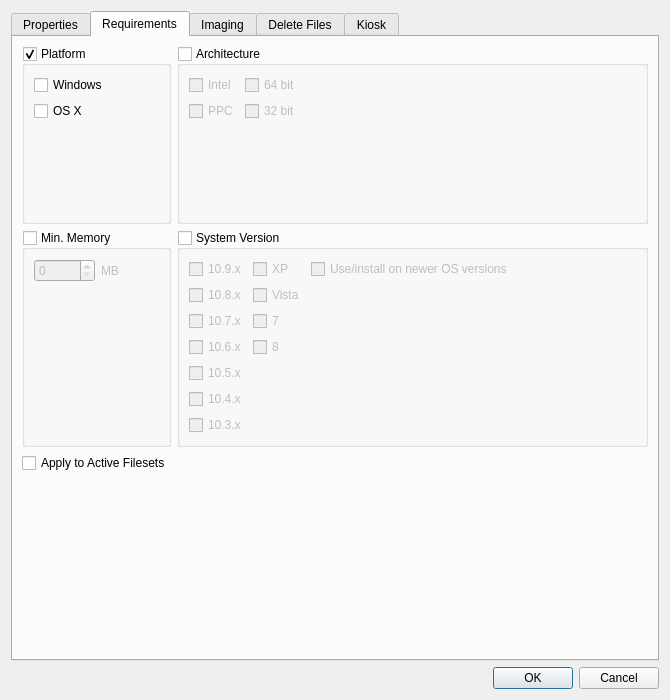
First picture: the form in FWAdminLib/FilesetPropertiesDlg.ui, repository fw-dev/translations, before the edit.
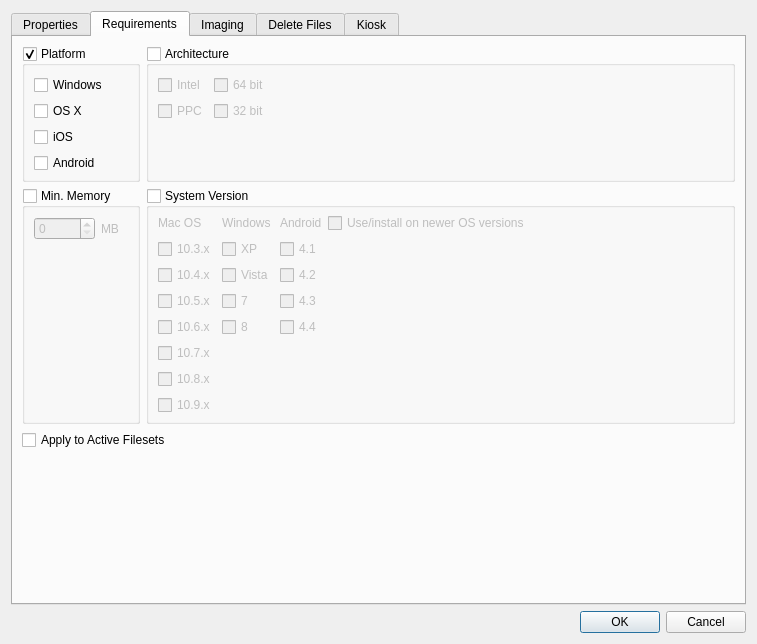
Second picture: the form after the edit. The open tabs and pages were chosen to show the change. Icons and pictures are not drawn. Custom widgets are drawn as their Qt base class.

The edit to the form file:
```diff
--- a/FWAdminLib/FilesetPropertiesDlg.ui
+++ b/FWAdminLib/FilesetPropertiesDlg.ui
@@ -6,8 +6,8 @@
    <rect>
     <x>0</x>
     <y>0</y>
-    <width>670</width>
-    <height>700</height>
+    <width>757</width>
+    <height>644</height>
    </rect>
   </property>
   <property name="sizePolicy">
@@ -39,7 +39,16 @@
        <string>Properties</string>
       </attribute>
       <layout class="QVBoxLayout" name="verticalLayout_14">
-       <property name="margin">
+       <property name="leftMargin">
+        <number>0</number>
+       </property>
+       <property name="topMargin">
+        <number>0</number>
+       </property>
+       <property name="rightMargin">
+        <number>0</number>
+       </property>
+       <property name="bottomMargin">
         <number>0</number>
        </property>
        <item>
@@ -322,44 +331,67 @@
        <string>Requirements</string>
       </attribute>
       <layout class="QGridLayout" name="gridLayout_3">
-       <property name="margin">
+       <property name="leftMargin">
+        <number>0</number>
+       </property>
+       <property name="topMargin">
+        <number>0</number>
+       </property>
+       <property name="rightMargin">
+        <number>0</number>
+       </property>
+       <property name="bottomMargin">
         <number>0</number>
        </property>
        <item row="0" column="0">
         <widget class="QWidget" name="requirementsEDWidget" native="true">
+         <layout class="QVBoxLayout" name="verticalLayout_9" stretch="0,0,1">
+          <item>
          <layout class="QGridLayout" name="gridLayout_9">
-          <item row="0" column="0">
-           <widget class="QGroupBox" name="groupBoxPlatform">
+            <item row="1" column="0">
+             <widget class="QGroupBox" name="groupBoxMinMemory">
             <property name="title">
-             <string>Platform</string>
+               <string>Min. Memory</string>
             </property>
             <property name="checkable">
              <bool>true</bool>
             </property>
-            <layout class="QVBoxLayout" name="verticalLayout_4">
-             <item>
-              <widget class="QCheckBox" name="checkBoxWindows">
-               <property name="text">
-                <string>Windows</string>
-               </property>
-              </widget>
-             </item>
-             <item>
-              <widget class="QCheckBox" name="checkBoxOSX">
+              <property name="checked">
+               <bool>false</bool>
+              </property>
+              <layout class="QGridLayout" name="gridLayout">
+               <item row="0" column="0">
+                <widget class="QSpinBox" name="spinBoxMemory">
+                 <property name="sizePolicy">
+                  <sizepolicy hsizetype="Fixed" vsizetype="Fixed">
+                   <horstretch>0</horstretch>
+                   <verstretch>0</verstretch>
+                  </sizepolicy>
+                 </property>
+                 <property name="maximum">
+                  <number>32766</number>
+                 </property>
+                </widget>
+               </item>
+               <item row="0" column="1">
+                <widget class="QLabel" name="label_4">
                <property name="text">
-                <string>OS X</string>
-               </property>
-              </widget>
-             </item>
-             <item>
-              <spacer name="verticalSpacer_11">
+                  <string>MB</string>
+                 </property>
+                 <property name="buddy">
+                  <cstring>spinBoxMemory</cstring>
+                 </property>
+                </widget>
+               </item>
+               <item row="1" column="0">
+                <spacer name="verticalSpacer_2">
                <property name="orientation">
                 <enum>Qt::Vertical</enum>
                </property>
                <property name="sizeHint" stdset="0">
                 <size>
                  <width>20</width>
-                 <height>0</height>
+                   <height>1</height>
                 </size>
                </property>
               </spacer>
@@ -379,6 +411,19 @@
              <bool>false</bool>
             </property>
             <layout class="QGridLayout" name="gridLayout_6">
+               <item row="0" column="1">
+                <spacer name="horizontalSpacer_6">
+                 <property name="orientation">
+                  <enum>Qt::Horizontal</enum>
+                 </property>
+                 <property name="sizeHint" stdset="0">
+                  <size>
+                   <width>1</width>
+                   <height>0</height>
+                  </size>
+                 </property>
+                </spacer>
+               </item>
              <item row="0" column="0">
               <layout class="QGridLayout" name="gridLayout_7">
                <item row="0" column="0">
@@ -411,19 +456,6 @@
                </item>
               </layout>
              </item>
-             <item row="0" column="1">
-              <spacer name="horizontalSpacer_6">
-               <property name="orientation">
-                <enum>Qt::Horizontal</enum>
-               </property>
-               <property name="sizeHint" stdset="0">
-                <size>
-                 <width>40</width>
-                 <height>0</height>
-                </size>
-               </property>
-              </spacer>
-             </item>
              <item row="1" column="0">
               <spacer name="verticalSpacer_18">
                <property name="orientation">
@@ -431,59 +463,8 @@
                </property>
                <property name="sizeHint" stdset="0">
                 <size>
-                 <width>0</width>
-                 <height>53</height>
-                </size>
-               </property>
-              </spacer>
-             </item>
-            </layout>
-           </widget>
-          </item>
-          <item row="1" column="0">
-           <widget class="QGroupBox" name="groupBoxMinMemory">
-            <property name="title">
-             <string>Min. Memory</string>
-            </property>
-            <property name="checkable">
-             <bool>true</bool>
-            </property>
-            <property name="checked">
-             <bool>false</bool>
-            </property>
-            <layout class="QGridLayout" name="gridLayout">
-             <item row="0" column="0">
-              <widget class="QSpinBox" name="spinBoxMemory">
-               <property name="sizePolicy">
-                <sizepolicy hsizetype="Fixed" vsizetype="Fixed">
-                 <horstretch>0</horstretch>
-                 <verstretch>0</verstretch>
-                </sizepolicy>
-               </property>
-               <property name="maximum">
-                <number>32766</number>
-               </property>
-              </widget>
-             </item>
-             <item row="0" column="1">
-              <widget class="QLabel" name="label_4">
-               <property name="text">
-                <string>MB</string>
-               </property>
-               <property name="buddy">
-                <cstring>spinBoxMemory</cstring>
-               </property>
-              </widget>
-             </item>
-             <item row="1" column="0">
-              <spacer name="verticalSpacer_2">
-               <property name="orientation">
-                <enum>Qt::Vertical</enum>
-               </property>
-               <property name="sizeHint" stdset="0">
-                <size>
                  <width>20</width>
-                 <height>0</height>
+                   <height>1</height>
                 </size>
                </property>
               </spacer>
@@ -491,29 +472,6 @@
             </layout>
            </widget>
           </item>
-          <item row="2" column="0">
-           <widget class="QCheckBox" name="checkBoxApplyToActive">
-            <property name="text">
-             <string>Apply to Active Filesets</string>
-            </property>
-           </widget>
-          </item>
-          <item row="3" column="1">
-           <spacer name="verticalSpacer_14">
-            <property name="orientation">
-             <enum>Qt::Vertical</enum>
-            </property>
-            <property name="sizeType">
-             <enum>QSizePolicy::Expanding</enum>
-            </property>
-            <property name="sizeHint" stdset="0">
-             <size>
-              <width>20</width>
-              <height>0</height>
-             </size>
-            </property>
-           </spacer>
-          </item>
           <item row="1" column="1">
            <widget class="QGroupBox" name="groupBoxSystem">
             <property name="title">
@@ -526,118 +484,274 @@
              <bool>false</bool>
             </property>
             <layout class="QGridLayout" name="gridLayout_5">
-             <item row="2" column="1">
-              <widget class="QCheckBox" name="checkBox7">
-               <property name="text">
-                <string>7</string>
+               <property name="topMargin">
+                <number>5</number>
                </property>
-              </widget>
-             </item>
-             <item row="1" column="1">
-              <widget class="QCheckBox" name="checkBoxVista">
-               <property name="text">
-                <string>Vista</string>
+               <property name="rightMargin">
+                <number>5</number>
                </property>
-              </widget>
-             </item>
-             <item row="3" column="1">
-              <widget class="QCheckBox" name="checkBox8">
-               <property name="text">
-                <string>8</string>
+               <property name="bottomMargin">
+                <number>5</number>
                </property>
-              </widget>
-             </item>
              <item row="0" column="0">
-              <widget class="QCheckBox" name="checkBox109x">
-               <property name="text">
-                <string>10.9.x</string>
-               </property>
-              </widget>
-             </item>
-             <item row="0" column="1">
+                <spacer name="verticalSpacer_19">
+                 <property name="orientation">
+                  <enum>Qt::Vertical</enum>
+                 </property>
+                 <property name="sizeHint" stdset="0">
+                  <size>
+                   <width>0</width>
+                   <height>0</height>
+                  </size>
+                 </property>
+                </spacer>
+               </item>
+               <item row="1" column="0">
+                <layout class="QGridLayout" name="gridLayout_4">
+                 <item row="1" column="1">
               <widget class="QCheckBox" name="checkBoxXP">
                <property name="text">
                 <string>XP</string>
                </property>
               </widget>
              </item>
-             <item row="3" column="0">
-              <widget class="QCheckBox" name="checkBox106x">
+                 <item row="2" column="0">
+                  <widget class="QCheckBox" name="checkBox104x">
                <property name="text">
-                <string>10.6.x</string>
+                    <string>10.4.x</string>
                </property>
               </widget>
              </item>
-             <item row="7" column="0">
-              <spacer name="verticalSpacer_19">
-               <property name="orientation">
-                <enum>Qt::Vertical</enum>
-               </property>
-               <property name="sizeHint" stdset="0">
-                <size>
-                 <width>0</width>
-                 <height>0</height>
-                </size>
-               </property>
-              </spacer>
-             </item>
              <item row="6" column="0">
-              <widget class="QCheckBox" name="checkBox103x">
-               <property name="text">
-                <string>10.3.x</string>
-               </property>
-              </widget>
-             </item>
-             <item row="4" column="0">
-              <widget class="QCheckBox" name="checkBox105x">
-               <property name="text">
-                <string>10.5.x</string>
-               </property>
-              </widget>
-             </item>
-             <item row="1" column="0">
               <widget class="QCheckBox" name="checkBox108x">
                <property name="text">
                 <string>10.8.x</string>
                </property>
               </widget>
              </item>
-             <item row="2" column="0">
+                 <item row="3" column="0">
+                  <widget class="QCheckBox" name="checkBox105x">
+                   <property name="text">
+                    <string>10.5.x</string>
+                   </property>
+                  </widget>
+                 </item>
+                 <item row="5" column="0">
               <widget class="QCheckBox" name="checkBox107x">
                <property name="text">
                 <string>10.7.x</string>
                </property>
               </widget>
              </item>
-             <item row="5" column="0">
-              <widget class="QCheckBox" name="checkBox104x">
+                 <item row="7" column="0">
+                  <widget class="QCheckBox" name="checkBox109x">
                <property name="text">
-                <string>10.4.x</string>
+                    <string>10.9.x</string>
                </property>
               </widget>
              </item>
-             <item row="3" column="3" rowspan="2">
-              <spacer name="horizontalSpacer_7">
-               <property name="orientation">
-                <enum>Qt::Horizontal</enum>
-               </property>
-               <property name="sizeHint" stdset="0">
-                <size>
-                 <width>1</width>
-                 <height>31</height>
-                </size>
-               </property>
-              </spacer>
+                 <item row="3" column="1">
+                  <widget class="QCheckBox" name="checkBox7">
+                   <property name="text">
+                    <string>7</string>
+                   </property>
+                  </widget>
+                 </item>
+                 <item row="4" column="0">
+                  <widget class="QCheckBox" name="checkBox106x">
+                   <property name="text">
+                    <string>10.6.x</string>
+                   </property>
+                  </widget>
+                 </item>
+                 <item row="1" column="0">
+                  <widget class="QCheckBox" name="checkBox103x">
+                   <property name="text">
+                    <string>10.3.x</string>
+                   </property>
+                  </widget>
+                 </item>
+                 <item row="2" column="1">
+                  <widget class="QCheckBox" name="checkBoxVista">
+                   <property name="text">
+                    <string>Vista</string>
+                   </property>
+                  </widget>
+                 </item>
+                 <item row="4" column="1">
+                  <widget class="QCheckBox" name="checkBox8">
+                   <property name="text">
+                    <string>8</string>
+                   </property>
+                  </widget>
+                 </item>
+                 <item row="0" column="0">
+                  <widget class="QLabel" name="macOSLabel">
+                   <property name="text">
+                    <string>Mac OS</string>
+                   </property>
+                  </widget>
+                 </item>
+                 <item row="0" column="1">
+                  <widget class="QLabel" name="windowsLabel">
+                   <property name="text">
+                    <string>Windows</string>
+                   </property>
+                  </widget>
              </item>
              <item row="0" column="2">
+                  <widget class="QLabel" name="androidLabel">
+                   <property name="text">
+                    <string>Android</string>
+                   </property>
+                  </widget>
+                 </item>
+                 <item row="0" column="3">
               <widget class="QCheckBox" name="checkBoxFutureCompatibility">
                <property name="text">
                 <string>Use/install on newer OS versions</string>
                </property>
               </widget>
              </item>
-            </layout>
-           </widget>
+                 <item row="1" column="2">
+                  <widget class="QCheckBox" name="checkBoxAPI16">
+                   <property name="text">
+                    <string>4.1</string>
+                   </property>
+                  </widget>
+                 </item>
+                 <item row="2" column="2">
+                  <widget class="QCheckBox" name="checkBoxAPI17">
+                   <property name="text">
+                    <string>4.2</string>
+                   </property>
+                  </widget>
+                 </item>
+                 <item row="3" column="2">
+                  <widget class="QCheckBox" name="checkBoxAPI18">
+                   <property name="text">
+                    <string>4.3</string>
+                   </property>
+                  </widget>
+                 </item>
+                 <item row="4" column="2">
+                  <widget class="QCheckBox" name="checkBoxAPI19">
+                   <property name="text">
+                    <string>4.4</string>
+                   </property>
+                  </widget>
+                 </item>
+                </layout>
+               </item>
+               <item row="1" column="1">
+                <spacer name="horizontalSpacer_7">
+                 <property name="orientation">
+                  <enum>Qt::Horizontal</enum>
+                 </property>
+                 <property name="sizeHint" stdset="0">
+                  <size>
+                   <width>1</width>
+                   <height>20</height>
+                  </size>
+                 </property>
+                </spacer>
+               </item>
+               <item row="3" column="0">
+                <spacer name="verticalSpacer_3">
+                 <property name="orientation">
+                  <enum>Qt::Vertical</enum>
+                 </property>
+                 <property name="sizeHint" stdset="0">
+                  <size>
+                   <width>20</width>
+                   <height>1</height>
+                  </size>
+                 </property>
+                </spacer>
+               </item>
+              </layout>
+             </widget>
+            </item>
+            <item row="0" column="0">
+             <widget class="QGroupBox" name="groupBoxPlatform">
+              <property name="title">
+               <string>Platform</string>
+              </property>
+              <property name="checkable">
+               <bool>true</bool>
+              </property>
+              <layout class="QVBoxLayout" name="verticalLayout_4">
+               <property name="bottomMargin">
+                <number>5</number>
+               </property>
+               <item>
+                <widget class="QCheckBox" name="checkBoxWindows">
+                 <property name="text">
+                  <string>Windows</string>
+                 </property>
+                </widget>
+               </item>
+               <item>
+                <widget class="QCheckBox" name="checkBoxOSX">
+                 <property name="text">
+                  <string>OS X</string>
+                 </property>
+                </widget>
+               </item>
+               <item>
+                <widget class="QCheckBox" name="checkBoxiOS">
+                 <property name="text">
+                  <string>iOS</string>
+                 </property>
+                </widget>
+               </item>
+               <item>
+                <widget class="QCheckBox" name="checkBoxAndroid">
+                 <property name="text">
+                  <string>Android</string>
+                 </property>
+                </widget>
+               </item>
+               <item>
+                <spacer name="verticalSpacer_11">
+                 <property name="orientation">
+                  <enum>Qt::Vertical</enum>
+                 </property>
+                 <property name="sizeHint" stdset="0">
+                  <size>
+                   <width>20</width>
+                   <height>1</height>
+                  </size>
+                 </property>
+                </spacer>
+               </item>
+              </layout>
+             </widget>
+            </item>
+           </layout>
+          </item>
+          <item>
+           <widget class="QCheckBox" name="checkBoxApplyToActive">
+            <property name="text">
+             <string>Apply to Active Filesets</string>
+            </property>
+           </widget>
+          </item>
+          <item>
+           <spacer name="verticalSpacer_14">
+            <property name="orientation">
+             <enum>Qt::Vertical</enum>
+            </property>
+            <property name="sizeType">
+             <enum>QSizePolicy::Expanding</enum>
+            </property>
+            <property name="sizeHint" stdset="0">
+             <size>
+              <width>20</width>
+              <height>0</height>
+             </size>
+            </property>
+           </spacer>
           </item>
          </layout>
         </widget>
@@ -649,7 +763,16 @@
        <string>Imaging</string>
       </attribute>
       <layout class="QGridLayout" name="gridLayout_2">
-       <property name="margin">
+       <property name="leftMargin">
+        <number>0</number>
+       </property>
+       <property name="topMargin">
+        <number>0</number>
+       </property>
+       <property name="rightMargin">
+        <number>0</number>
+       </property>
+       <property name="bottomMargin">
         <number>0</number>
        </property>
        <item row="0" column="0">
@@ -783,7 +906,16 @@
        <string>Delete Files</string>
       </attribute>
       <layout class="QVBoxLayout" name="verticalLayout_6">
-       <property name="margin">
+       <property name="leftMargin">
+        <number>0</number>
+       </property>
+       <property name="topMargin">
+        <number>0</number>
+       </property>
+       <property name="rightMargin">
+        <number>0</number>
+       </property>
+       <property name="bottomMargin">
         <number>0</number>
        </property>
        <item>
@@ -911,7 +1043,16 @@
        <string>Kiosk</string>
       </attribute>
       <layout class="QVBoxLayout" name="verticalLayout_8">
-       <property name="margin">
+       <property name="leftMargin">
+        <number>0</number>
+       </property>
+       <property name="topMargin">
+        <number>0</number>
+       </property>
+       <property name="rightMargin">
+        <number>0</number>
+       </property>
+       <property name="bottomMargin">
         <number>0</number>
        </property>
        <item>
```
Lines whose indentation alone changed are shown as unchanged.
